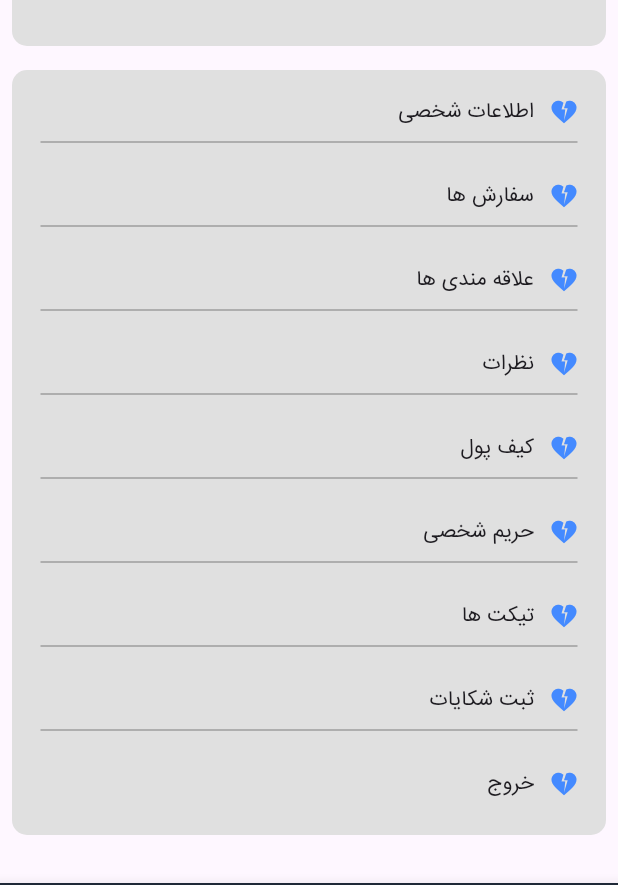
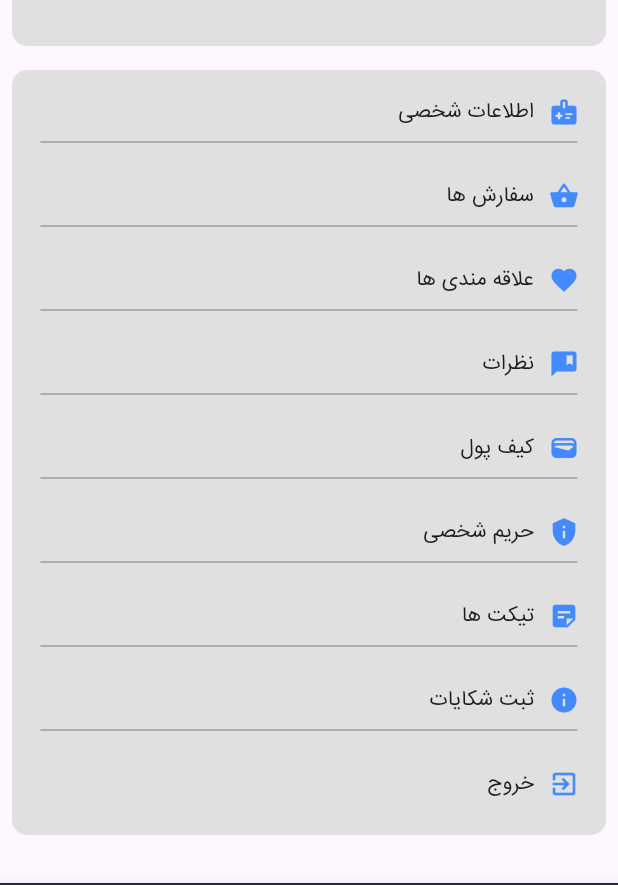
Before and after one commit to imandev989/Mester_Flutter03, a Flutter app: the screen it shows after launch, item 6 of the bottom bar chosen, on a phone screen of 412 x 824 dp. Shown: the part 266-1151 px from the top of the screen. Run offline on Flutter 3.47's test engine with Material 3 defaults, Android fonts, the phone set to English and light mode, and no system bars; our stand-ins replace carousel_slider, flutter_map, get, latlong2; network calls fail.

Commit message:
change icons in profile page

```diff
--- a/lib/screens/Profile/Profile.dart
+++ b/lib/screens/Profile/Profile.dart
@@ -114,7 +114,7 @@ class Profile extends StatelessWidget {
                             mainAxisAlignment: MainAxisAlignment.start,
                             crossAxisAlignment: CrossAxisAlignment.center,
                             children: [
-                              Icon(Icons.heart_broken, size: 20.0,color: Colors.blueAccent,),
+                              Icon(Icons.medical_information_rounded, size: 20.0,color: Colors.blueAccent,),
                               SizedBox(width: 10.0,),
                               Text("اطلاعات شخصی"),
 
@@ -145,7 +145,7 @@ class Profile extends StatelessWidget {
                             mainAxisAlignment: MainAxisAlignment.start,
                             crossAxisAlignment: CrossAxisAlignment.center,
                             children: [
-                              Icon(Icons.heart_broken, size: 20.0,color: Colors.blueAccent,),
+                              Icon(Icons.shopping_basket, size: 20.0,color: Colors.blueAccent,),
                                SizedBox(width: 10.0,),
                                Text("سفارش ها"),
 
@@ -176,7 +176,7 @@ class Profile extends StatelessWidget {
                             mainAxisAlignment: MainAxisAlignment.start,
                             crossAxisAlignment: CrossAxisAlignment.center,
                             children: [
-                              Icon(Icons.heart_broken, size: 20.0,color: Colors.blueAccent,),
+                              Icon(Icons.favorite, size: 20.0,color: Colors.blueAccent,),
                               SizedBox(width: 10.0,),
                               Text("علاقه مندی ها"),
 
@@ -207,7 +207,7 @@ class Profile extends StatelessWidget {
                             mainAxisAlignment: MainAxisAlignment.start,
                             crossAxisAlignment: CrossAxisAlignment.center,
                             children: [
-                              Icon(Icons.heart_broken, size: 20.0,color: Colors.blueAccent,),
+                              Icon(Icons.comment_bank, size: 20.0,color: Colors.blueAccent,),
                               SizedBox(width: 10.0,),
                               Text("نظرات"),
 
@@ -238,7 +238,7 @@ class Profile extends StatelessWidget {
                             mainAxisAlignment: MainAxisAlignment.start,
                             crossAxisAlignment: CrossAxisAlignment.center,
                             children: [
-                              Icon(Icons.heart_broken, size: 20.0,color: Colors.blueAccent,),
+                              Icon(Icons.wallet, size: 20.0,color: Colors.blueAccent,),
                               SizedBox(width: 10.0,),
                               Text("کیف پول"),
 
@@ -269,7 +269,7 @@ class Profile extends StatelessWidget {
                             mainAxisAlignment: MainAxisAlignment.start,
                             crossAxisAlignment: CrossAxisAlignment.center,
                             children: [
-                              Icon(Icons.heart_broken, size: 20.0,color: Colors.blueAccent,),
+                              Icon(Icons.privacy_tip, size: 20.0,color: Colors.blueAccent,),
                               SizedBox(width: 10.0,),
                               Text("حریم شخصی"),
 
@@ -300,7 +300,7 @@ class Profile extends StatelessWidget {
                             mainAxisAlignment: MainAxisAlignment.start,
                             crossAxisAlignment: CrossAxisAlignment.center,
                             children: [
-                              Icon(Icons.heart_broken, size: 20.0,color: Colors.blueAccent,),
+                              Icon(Icons.sticky_note_2, size: 20.0,color: Colors.blueAccent,),
                               SizedBox(width: 10.0,),
                               Text("تیکت ها"),
 
@@ -331,7 +331,7 @@ class Profile extends StatelessWidget {
                             mainAxisAlignment: MainAxisAlignment.start,
                             crossAxisAlignment: CrossAxisAlignment.center,
                             children: [
-                              Icon(Icons.heart_broken, size: 20.0,color: Colors.blueAccent,),
+                              Icon(Icons.info, size: 20.0,color: Colors.blueAccent,),
                               SizedBox(width: 10.0,),
                               Text("ثبت شکایات"),
 
@@ -359,7 +359,7 @@ class Profile extends StatelessWidget {
                           mainAxisAlignment: MainAxisAlignment.start,
                           crossAxisAlignment: CrossAxisAlignment.center,
                           children: [
-                            Icon(Icons.heart_broken, size: 20.0,color: Colors.blueAccent,),
+                            Icon(Icons.exit_to_app, size: 20.0,color: Colors.blueAccent,),
                             SizedBox(width: 10.0,),
                             Text("خروج"),
 
```
